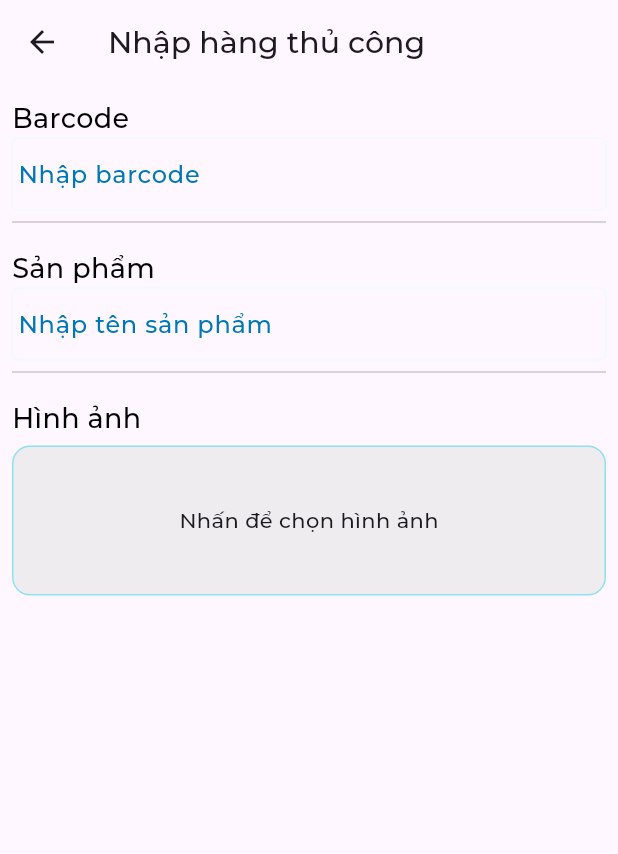
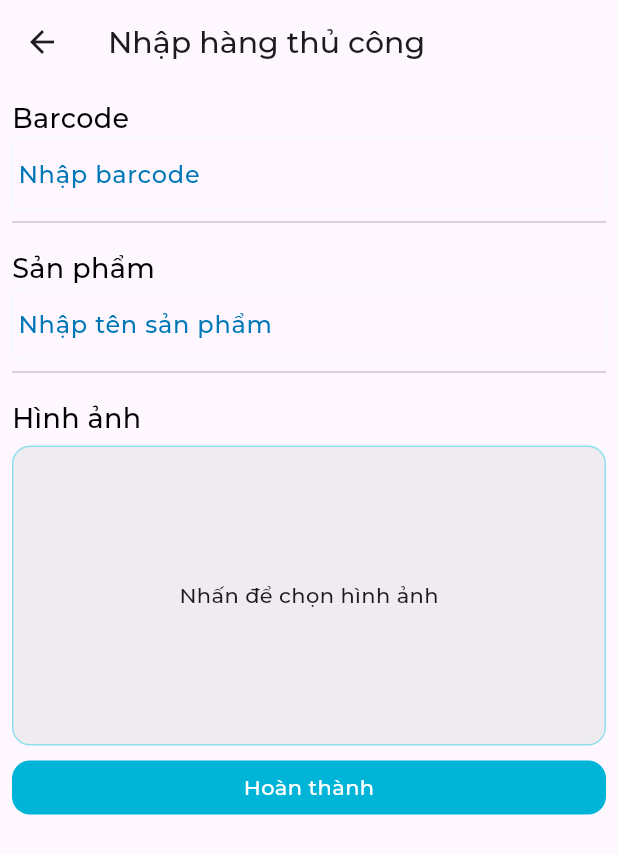
Before and after one commit to QuDaMyker/manage_store, a Flutter app: the BarcodeManualScreen screen opened directly, on a phone screen of 412 x 824 dp. Shown: the top 854 px of the screen. Run offline on Flutter 3.47's test engine with Material 3 defaults, Android fonts, the phone set to English and light mode, and no system bars; our stand-ins replace bloc, dio, equatable, flutter_bloc, flutter_dotenv, get and 5 more; missing offline and left inert: dropdown_model_list; accounts and stored records are empty; project files that could hold a hidden picture were left out.

Commit message:
[Create] - scan manual

```diff
--- a/lib/modules/barcode_manual/cubit/barcode_manual_cubit.dart
+++ b/lib/modules/barcode_manual/cubit/barcode_manual_cubit.dart
@@ -14,17 +14,17 @@ class BarcodeManualCubit extends Cubit<BarcodeManualState> {
     );
 
     if (file != null) {
-      emit(state.copyWith(image: file));
+      emit(state.copyWith(image: file.path));
     }
   }
 
-  void onPickCamera() async {
+  Future<void> onPickCamera() async {
     final XFile? file = await imagePicker.pickImage(
       source: ImageSource.camera,
     );
 
     if (file != null) {
-      emit(state.copyWith(image: file));
+      emit(state.copyWith(image: file.path));
     }
   }
 }
--- a/lib/modules/barcode_manual/cubit/barcode_manual_state.dart
+++ b/lib/modules/barcode_manual/cubit/barcode_manual_state.dart
@@ -4,16 +4,16 @@ final class BarcodeManualState extends Equatable {
   const BarcodeManualState({
     required this.barcode,
     required this.nameProduct,
-    this.image,
+    this.image = '',
   });
   final String barcode;
   final String nameProduct;
-  final XFile? image;
+  final String image;
 
   BarcodeManualState copyWith({
     String? barcode,
     String? nameProduct,
-    XFile? image,
+    String? image,
   }) {
     return BarcodeManualState(
       barcode: barcode ?? this.barcode,
@@ -23,5 +23,5 @@ final class BarcodeManualState extends Equatable {
   }
 
   @override
-  List<Object> get props => [barcode, nameProduct, image!];
+  List<Object> get props => [barcode, nameProduct, image];
 }
--- a/lib/modules/barcode_manual/view/barcode_manual_screen.dart
+++ b/lib/modules/barcode_manual/view/barcode_manual_screen.dart
@@ -2,6 +2,7 @@ import 'dart:io';
 
 import 'package:flutter/material.dart';
 import 'package:flutter_bloc/flutter_bloc.dart';
+import 'package:get/get.dart';
 import 'package:image_picker/image_picker.dart';
 import 'package:manage_store/core/values/app_colors.dart';
 import 'package:manage_store/modules/barcode_manual/cubit/barcode_manual_cubit.dart';
@@ -82,22 +83,123 @@ class _BarcodeManualScreenState extends State<BarcodeManualScreen> {
               height: 5,
             ),
             _buildImage(context),
+            Row(
+              children: [
+                Expanded(
+                  child: Container(
+                    margin: const EdgeInsets.only(top: 10),
+                    padding: const EdgeInsets.symmetric(vertical: 8),
+                    decoration: BoxDecoration(
+                      color: AppColors.blue60,
+                      borderRadius: BorderRadius.circular(12),
+                    ),
+                    child: const Align(
+                      alignment: Alignment.center,
+                      child: Text(
+                        'Hoàn thành',
+                        style: TextStyle(
+                          color: Colors.white,
+                          fontWeight: FontWeight.w400,
+                        ),
+                      ),
+                    ),
+                  ),
+                ),
+              ],
+            )
           ],
         ),
       ),
     );
   }
 
-  Widget _buildImage(BuildContext ct) {
+  Widget _buildImage(BuildContext context) {
     return BlocBuilder<BarcodeManualCubit, BarcodeManualState>(
       buildWhen: (previous, current) => previous.image != current.image,
       builder: (context, state) {
         return GestureDetector(
           onTap: () {
-            showOptions(ct);
+            Get.bottomSheet(Container(
+              decoration: const BoxDecoration(
+                color: Colors.white,
+                borderRadius: BorderRadius.only(
+                  topLeft: Radius.circular(20),
+                  topRight: Radius.circular(20),
+                ),
+              ),
+              child: Padding(
+                padding: const EdgeInsets.symmetric(
+                  vertical: 12,
+                ),
+                child: Column(
+                  mainAxisAlignment: MainAxisAlignment.center,
+                  mainAxisSize: MainAxisSize.min,
+                  children: [
+                    _buildOption(
+                      'Chọn ảnh từ thư viện',
+                      () async {
+                        // Navigator.pop(context);
+                        context.read<BarcodeManualCubit>().onPickGallery();
+                        //print(state.barcode);
+                        // final ImagePicker imagePicker = ImagePicker();
+                        // final XFile? file = await imagePicker.pickImage(
+                        //   source: ImageSource.gallery,
+                        // );
+                      },
+                    ),
+                    const SizedBox(
+                      height: 10,
+                    ),
+                    _buildOption('Chọn ảnh từ máy ảnh', () async {
+                      Navigator.pop(context);
+                      context.read<BarcodeManualCubit>().onPickCamera();
+                    }),
+                  ],
+                ),
+              ),
+            ));
+            // showModalBottomSheet(
+            //   context: context,
+            //   builder: (context) => Padding(
+            //     padding: const EdgeInsets.symmetric(
+            //       vertical: 12,
+            //     ),
+            //     child: Column(
+            //       mainAxisAlignment: MainAxisAlignment.center,
+            //       mainAxisSize: MainAxisSize.min,
+            //       children: [
+            //         _buildOption(
+            //           'Chọn ảnh từ thư viện',
+            //           () async {
+            //             // Navigator.pop(context);
+            //             //context.read<BarcodeManualCubit>().onPickGallery();
+            //             print(state.barcode);
+            //             // final ImagePicker imagePicker = ImagePicker();
+            //             // final XFile? file = await imagePicker.pickImage(
+            //             //   source: ImageSource.gallery,
+            //             // );
+            //           },
+            //         ),
+            //         const SizedBox(
+            //           height: 10,
+            //         ),
+            //         _buildOption('Chọn ảnh từ máy ảnh', () {
+            //           Navigator.pop(context);
+            //           Navigator.of(context).push(
+            //             MaterialPageRoute(
+            //               builder: (context) => const BarcodeManualScreen(),
+            //             ),
+            //           );
+            //         }),
+            //       ],
+            //     ),
+            //   ),
+            // );
           },
           child: Container(
-            height: 100,
+            height: 200,
+            width: Get.width,
+            clipBehavior: Clip.hardEdge,
             decoration: BoxDecoration(
               borderRadius: BorderRadius.circular(12),
               color: AppColors.grey80.withOpacity(0.6),
@@ -108,13 +210,20 @@ class _BarcodeManualScreenState extends State<BarcodeManualScreen> {
                 left: BorderSide(width: 1, color: AppColors.blue80),
               ),
             ),
-            child: state.image == null
+            child: state.image.isEmpty
                 ? const Center(
                     child: Text('Nhấn để chọn hình ảnh'),
                   )
-                : Image.file(
-                    File(
-                      state.image.toString(),
+                : ClipRRect(
+                    borderRadius: BorderRadius.circular(11),
+                    clipBehavior: Clip.antiAlias,
+                    child: Image.file(
+                      isAntiAlias: false,
+                      scale: 1,
+                      fit: BoxFit.cover,
+                      File(
+                        state.image.toString(),
+                      ),
                     ),
                   ),
           ),
@@ -123,7 +232,7 @@ class _BarcodeManualScreenState extends State<BarcodeManualScreen> {
     );
   }
 
-  void showOptions(BuildContext context) {
+  void showOptions() {
     showModalBottomSheet(
       context: context,
       builder: (context) => Padding(
@@ -141,22 +250,14 @@ class _BarcodeManualScreenState extends State<BarcodeManualScreen> {
                   () async {
                     // Navigator.pop(context);
                     context.read<BarcodeManualCubit>().onPickGallery();
-                    // final ImagePicker imagePicker = ImagePicker();
-                    // final XFile? file = await imagePicker.pickImage(
-                    //   source: ImageSource.gallery,
-                    // );
                   },
                 ),
                 const SizedBox(
                   height: 10,
                 ),
-                _buildOption('Chọn ảnh từ máy ảnh', () {
+                _buildOption('Chọn ảnh từ máy ảnh', () async {
                   Navigator.pop(context);
-                  Navigator.of(context).push(
-                    MaterialPageRoute(
-                      builder: (context) => const BarcodeManualScreen(),
-                    ),
-                  );
+                  context.read<BarcodeManualCubit>().onPickCamera();
                 }),
               ],
             );
--- a/lib/modules/scan/cubit/scan_state.dart
+++ b/lib/modules/scan/cubit/scan_state.dart
@@ -5,23 +5,27 @@ final class ScanState extends Equatable {
     required this.barcode,
     required this.isLoading,
     required this.isStartScan,
+    this.isNotFound = false,
   });
   final String barcode;
   final bool isLoading;
   final bool isStartScan;
+  final bool isNotFound;
 
   ScanState copyWith({
     String? barcode,
     bool? isLoading,
     bool? isStartScan,
+    bool? isNotFound,
   }) {
     return ScanState(
       barcode: barcode ?? this.barcode,
       isLoading: isLoading ?? this.isLoading,
       isStartScan: isStartScan ?? this.isStartScan,
+      isNotFound: isNotFound ?? this.isNotFound,
     );
   }
 
   @override
-  List<Object> get props => [barcode, isLoading, isStartScan];
+  List<Object> get props => [barcode, isLoading, isStartScan, isNotFound];
 }
```
Also changed, not shown: lib/modules/scan/cubit/scan_cubit.dart (+22 -8 lines), lib/modules/scan/view/scan_screen.dart (+48 -1 lines).
